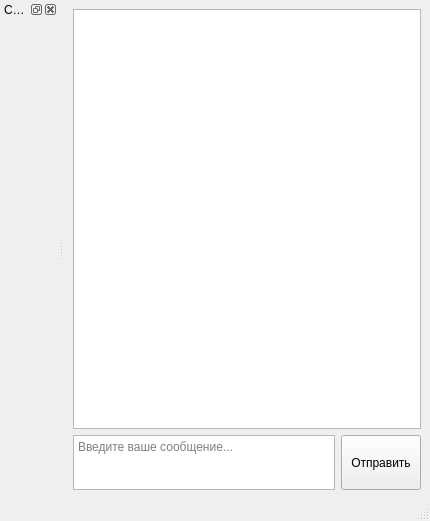
This is mainwindow.ui in armarkaryan/aiOr as Qt 5 draws it before an edit. The edited form follows.
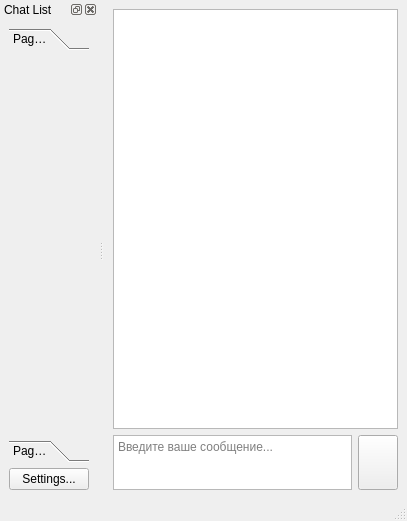
This is the edited form. Icons and pictures are not drawn.

```diff
--- a/mainwindow.ui
+++ b/mainwindow.ui
@@ -6,7 +6,7 @@
    <rect>
     <x>0</x>
     <y>0</y>
-    <width>430</width>
+    <width>407</width>
     <height>521</height>
    </rect>
   </property>
@@ -63,7 +63,16 @@
            </size>
           </property>
           <property name="text">
-           <string>Отправить</string>
+           <string/>
+          </property>
+          <property name="icon">
+           <iconset theme="QIcon::ThemeIcon::DocumentSend"/>
+          </property>
+          <property name="iconSize">
+           <size>
+            <width>32</width>
+            <height>32</height>
+           </size>
           </property>
          </widget>
         </item>
@@ -81,7 +90,53 @@
    <attribute name="dockWidgetArea">
     <number>1</number>
    </attribute>
-   <widget class="QWidget" name="dockWidgetContents"/>
+   <widget class="QWidget" name="dockWidgetContents">
+    <layout class="QVBoxLayout" name="verticalLayout_3">
+     <item>
+      <widget class="QToolBox" name="toolBox">
+       <property name="currentIndex">
+        <number>0</number>
+       </property>
+       <widget class="QWidget" name="page">
+        <property name="geometry">
+         <rect>
+          <x>0</x>
+          <y>0</y>
+          <width>79</width>
+          <height>368</height>
+         </rect>
+        </property>
+        <attribute name="label">
+         <string>Page 1</string>
+        </attribute>
+       </widget>
+       <widget class="QWidget" name="page_2">
+        <property name="geometry">
+         <rect>
+          <x>0</x>
+          <y>0</y>
+          <width>79</width>
+          <height>368</height>
+         </rect>
+        </property>
+        <attribute name="label">
+         <string>Page 2</string>
+        </attribute>
+       </widget>
+      </widget>
+     </item>
+     <item>
+      <widget class="QPushButton" name="pb_Settings">
+       <property name="text">
+        <string>Settings...</string>
+       </property>
+       <property name="icon">
+        <iconset theme="QIcon::ThemeIcon::DocumentProperties"/>
+       </property>
+      </widget>
+     </item>
+    </layout>
+   </widget>
   </widget>
  </widget>
  <resources/>
```
